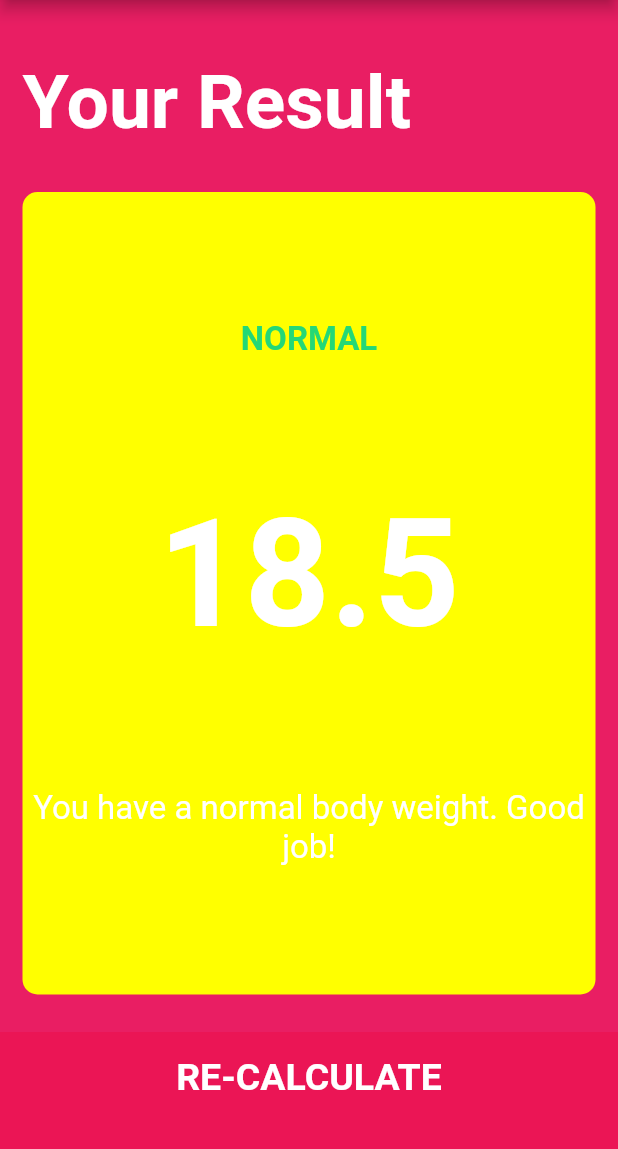
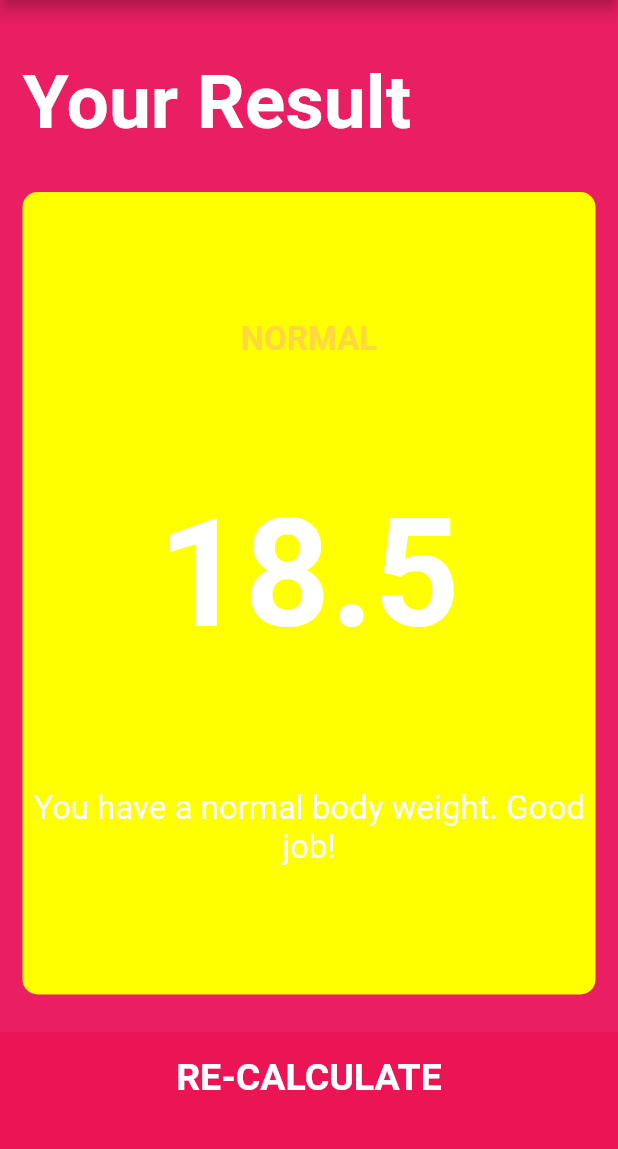
Before and after one commit to WaseemRavi/BMI-Calculator-Flutter-ADVANCED, a Flutter app: the screen it shows after launch, after a tap on "CALCULATE", on a phone screen of 412 x 824 dp, the part 84-1233 px from its top. Run offline on Flutter 3.47's test engine with Material 2 defaults, Android fonts, the phone set to English and light mode, and no system bars; our stand-ins replace font_awesome_flutter.

```diff
--- a/lib/constants.dart
+++ b/lib/constants.dart
@@ -26,7 +26,7 @@ const kTitleTextStyle = TextStyle(
 );
 
 const kResultTextStyle = TextStyle(
-  color: Color(0xFF24D876),
+  color: Colors.amberAccent,
   fontSize: 22.0,
   fontWeight: FontWeight.bold,
 );
```
